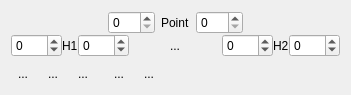
Old version of the form src/widgets/bezierspline_ui.ui in the repository KDE/kdenlive.
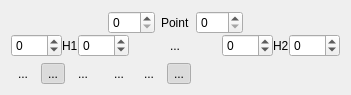
New version of the form.

Commit message: Bezier Spline: Add checkable button show all handles: Whether to show handles for all points or only for the selected one.

The edit to the form file:
```diff
--- a/src/widgets/bezierspline_ui.ui
+++ b/src/widgets/bezierspline_ui.ui
@@ -14,7 +14,7 @@
    <string>Form</string>
   </property>
   <layout class="QGridLayout" name="gridLayout">
-   <item row="1" column="0" colspan="7">
+   <item row="1" column="0" colspan="8">
     <widget class="QWidget" name="widgetPoint" native="true">
      <layout class="QGridLayout" name="gridLayout_2">
       <property name="margin">
@@ -216,6 +216,9 @@
      <property name="checkable">
       <bool>true</bool>
      </property>
+     <property name="checked">
+      <bool>true</bool>
+     </property>
      <property name="autoRaise">
       <bool>true</bool>
      </property>
@@ -254,7 +257,7 @@
      </property>
     </widget>
    </item>
-   <item row="2" column="6">
+   <item row="2" column="7">
     <spacer name="spacer">
      <property name="orientation">
       <enum>Qt::Horizontal</enum>
@@ -280,6 +283,25 @@
      </property>
     </widget>
    </item>
+   <item row="2" column="6">
+    <widget class="QToolButton" name="buttonShowAllHandles">
+     <property name="toolTip">
+      <string>Show handles for all points or only for the selected one</string>
+     </property>
+     <property name="text">
+      <string>...</string>
+     </property>
+     <property name="checkable">
+      <bool>true</bool>
+     </property>
+     <property name="checked">
+      <bool>true</bool>
+     </property>
+     <property name="autoRaise">
+      <bool>true</bool>
+     </property>
+    </widget>
+   </item>
   </layout>
  </widget>
  <resources/>
```
The commit also changes 5 other files.
